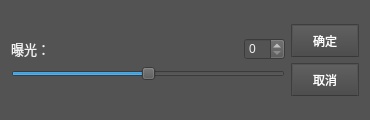
First picture: the form in Image/exposure.ui, repository SundalandBR/Image, before the edit.
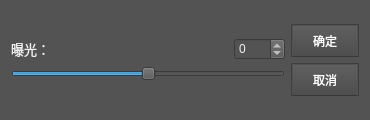
Second picture: the form after the edit.

The edit to the form file:
```diff
--- a/Image/exposure.ui
+++ b/Image/exposure.ui
@@ -226,7 +226,14 @@
         </spacer>
        </item>
        <item>
-        <widget class="QSpinBox" name="exposure_spinbox"/>
+        <widget class="QSpinBox" name="exposure_spinbox">
+         <property name="minimum">
+          <number>-100</number>
+         </property>
+         <property name="maximum">
+          <number>100</number>
+         </property>
+        </widget>
        </item>
       </layout>
      </item>
```
